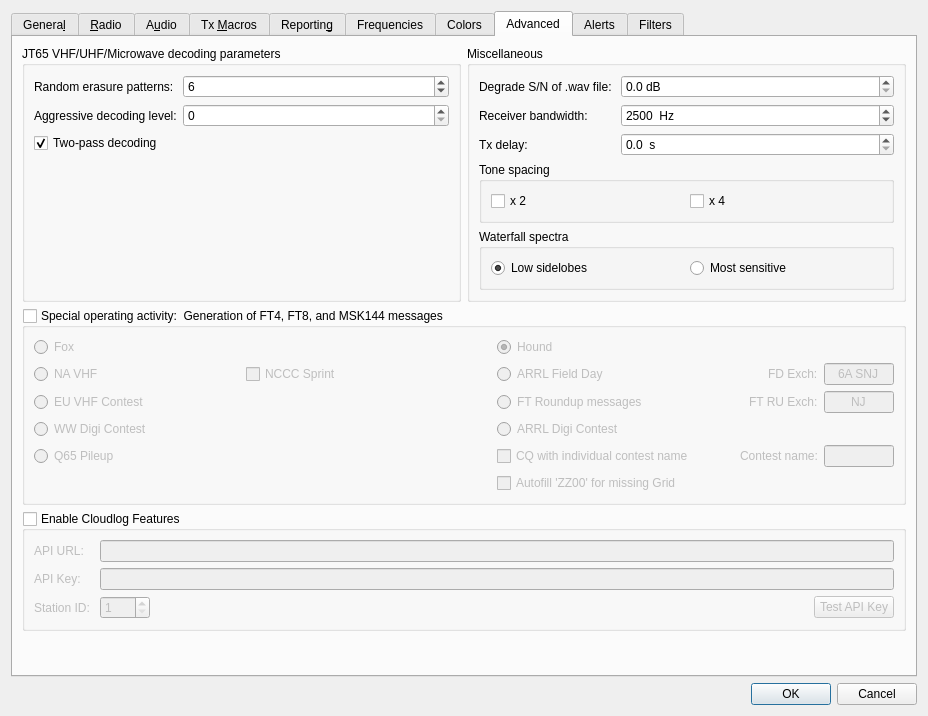
Old version of the form Configuration.ui in the repository uaro-radio/wsjtx.
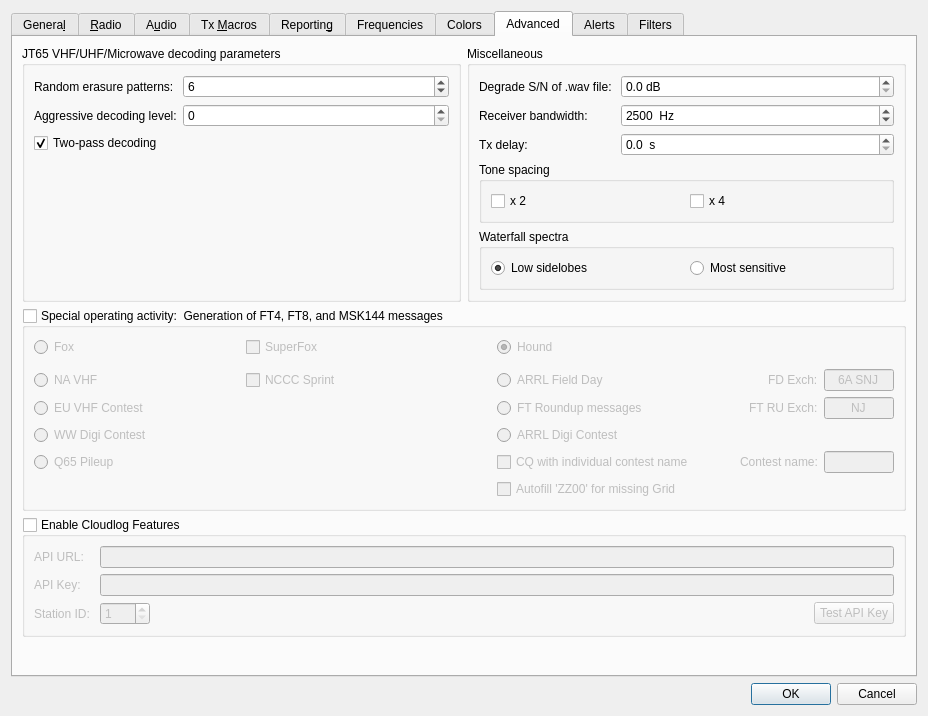
New version of the form. The open tabs and pages were chosen to show the change. Custom widgets are drawn as their Qt base class.

Commit message: New QPC SuperFox/Hound protocol basically operational (including OTP keys).

Diff of the .ui file:
```diff
--- a/Configuration.ui
+++ b/Configuration.ui
@@ -3033,20 +3033,7 @@
           <bool>false</bool>
          </property>
          <layout class="QGridLayout" name="gridLayout_15" columnstretch="1,0,0,0,0,0">
-          <item row="3" column="5">
-           <widget class="QRadioButton" name="rbARRL_Digi">
-            <property name="toolTip">
-             <string>&lt;html&gt;&lt;head/&gt;&lt;body&gt;&lt;p&gt;ARRL International Digital Contest&lt;/p&gt;&lt;/body&gt;&lt;/html&gt;</string>
-            </property>
-            <property name="text">
-             <string>ARRL Digi Contest</string>
-            </property>
-            <attribute name="buttonGroup">
-             <string notr="true">special_op_activity_button_group</string>
-            </attribute>
-           </widget>
-          </item>
-          <item row="1" column="0" colspan="2">
+          <item row="2" column="0" colspan="2">
            <layout class="QHBoxLayout" name="horizontalLayout_15">
             <item>
              <widget class="QRadioButton" name="rbNA_VHF_Contest">
@@ -3082,7 +3069,109 @@
             </item>
            </layout>
           </item>
-          <item row="2" column="5">
+          <item row="5" column="0">
+           <widget class="QRadioButton" name="rbQ65pileup">
+            <property name="minimumSize">
+             <size>
+              <width>0</width>
+              <height>18</height>
+             </size>
+            </property>
+            <property name="toolTip">
+             <string>&lt;html&gt;&lt;head/&gt;&lt;body&gt;&lt;p&gt;Exchange 4-character locator instead of signal report.  Provides q3-level sensitivities for the DX operator.  Especially useful for 6m EME DXpeditions.&lt;/p&gt;&lt;/body&gt;&lt;/html&gt;</string>
+            </property>
+            <property name="text">
+             <string>Q65 Pileup</string>
+            </property>
+            <attribute name="buttonGroup">
+             <string notr="true">special_op_activity_button_group</string>
+            </attribute>
+           </widget>
+          </item>
+          <item row="5" column="5">
+           <layout class="QHBoxLayout" name="horizontalLayout_24">
+            <item>
+             <widget class="QCheckBox" name="cbContestName">
+              <property name="toolTip">
+               <string>&lt;html&gt;&lt;head/&gt;&lt;body&gt;&lt;p&gt;Call CQ with an individual contest name instead of TEST, RU, or WW (for example CQ PACC).&lt;/p&gt;&lt;/body&gt;&lt;/html&gt;
+</string>
+              </property>
+              <property name="text">
+               <string>CQ with individual contest name</string>
+              </property>
+             </widget>
+            </item>
+            <item>
+             <spacer name="horizontalSpacer_12">
+              <property name="orientation">
+               <enum>Qt::Horizontal</enum>
+              </property>
+              <property name="sizeHint" stdset="0">
+               <size>
+                <width>40</width>
+                <height>20</height>
+               </size>
+              </property>
+             </spacer>
+            </item>
+            <item>
+             <layout class="QHBoxLayout" name="horizontalLayout_25">
+              <item>
+               <widget class="QLabel" name="labCN">
+                <property name="text">
+                 <string>Contest name:</string>
+                </property>
+               </widget>
+              </item>
+              <item>
+               <widget class="QLineEdit" name="Contest_Name">
+                <property name="maximumSize">
+                 <size>
+                  <width>70</width>
+                  <height>16777215</height>
+                 </size>
+                </property>
+                <property name="text">
+                 <string/>
+                </property>
+                <property name="maxLength">
+                 <number>4</number>
+                </property>
+                <property name="cursorPosition">
+                 <number>0</number>
+                </property>
+                <property name="alignment">
+                 <set>Qt::AlignCenter</set>
+                </property>
+               </widget>
+              </item>
+             </layout>
+            </item>
+           </layout>
+          </item>
+          <item row="4" column="0">
+           <widget class="QRadioButton" name="rbWW_DIGI">
+            <property name="minimumSize">
+             <size>
+              <width>0</width>
+              <height>18</height>
+             </size>
+            </property>
+            <property name="toolTip">
+             <string>&lt;html&gt;&lt;head/&gt;&lt;body&gt;&lt;p&gt;World-Wide Digi-mode contest&lt;/p&gt;&lt;p&gt;&lt;br/&gt;&lt;/p&gt;&lt;/body&gt;&lt;/html&gt;</string>
+            </property>
+            <property name="accessibleName">
+             <string>WW Digital Contest</string>
+            </property>
+            <property name="text">
+             <string>WW Digi Contest</string>
+            </property>
+            <attribute name="buttonGroup">
+             <string notr="true">special_op_activity_button_group</string>
+            </attribute>
+           </widget>
+          </item>
+          <item row="3" column="5">
            <layout class="QHBoxLayout" name="horizontalLayout_18" stretch="2,1,1">
             <item>
              <widget class="QRadioButton" name="rbRTTY_Roundup">
@@ -3151,13 +3240,26 @@
             </item>
            </layout>
           </item>
+          <item row="4" column="5">
+           <widget class="QRadioButton" name="rbARRL_Digi">
+            <property name="toolTip">
+             <string>&lt;html&gt;&lt;head/&gt;&lt;body&gt;&lt;p&gt;ARRL International Digital Contest&lt;/p&gt;&lt;/body&gt;&lt;/html&gt;</string>
+            </property>
+            <property name="text">
+             <string>ARRL Digi Contest</string>
+            </property>
+            <attribute name="buttonGroup">
+             <string notr="true">special_op_activity_button_group</string>
+            </attribute>
+           </widget>
+          </item>
           <item row="3" column="0">
-           <widget class="QRadioButton" name="rbWW_DIGI">
-            <property name="minimumSize">
-             <size>
-              <width>0</width>
-              <height>18</height>
-             </size>
+           <widget class="QRadioButton" name="rbEU_VHF_Contest">
+            <property name="sizePolicy">
+             <sizepolicy hsizetype="Minimum" vsizetype="Preferred">
+              <horstretch>0</horstretch>
+              <verstretch>0</verstretch>
+             </sizepolicy>
             </property>
             <property name="toolTip">
              <string>&lt;html&gt;&lt;head/&gt;&lt;body&gt;&lt;p&gt;World-Wide Digi-mode contest&lt;/p&gt;&lt;p&gt;&lt;br/&gt;&lt;/p&gt;&lt;/body&gt;&lt;/html&gt;</string>
@@ -3166,14 +3268,24 @@
              <string>WW Digital Contest</string>
             </property>
             <property name="text">
-             <string>WW Digi Contest</string>
+             <string>EU VHF Contest</string>
             </property>
             <attribute name="buttonGroup">
              <string notr="true">special_op_activity_button_group</string>
             </attribute>
            </widget>
           </item>
-          <item row="1" column="5">
+          <item row="6" column="5">
+           <widget class="QCheckBox" name="cbZZ00">
+            <property name="toolTip">
+             <string>&lt;html&gt;&lt;head/&gt;&lt;body&gt;&lt;p&gt;Autofill 'ZZ00' in the logbook if the other station doesn't send you a grid.&lt;/p&gt;&lt;/body&gt;&lt;/html&gt;</string>
+            </property>
+            <property name="text">
+             <string>Autofill 'ZZ00' for missing Grid</string>
+            </property>
+           </widget>
+          </item>
+          <item row="2" column="5">
            <layout class="QHBoxLayout" name="horizontalLayout_17" stretch="2,1,1">
             <item>
              <widget class="QRadioButton" name="rbField_Day">
@@ -3242,90 +3354,7 @@
             </item>
            </layout>
           </item>
-          <item row="2" column="0">
-           <widget class="QRadioButton" name="rbEU_VHF_Contest">
-            <property name="sizePolicy">
-             <sizepolicy hsizetype="Minimum" vsizetype="Preferred">
-              <horstretch>0</horstretch>
-              <verstretch>0</verstretch>
-             </sizepolicy>
-            </property>
-            <property name="toolTip">
-             <string>&lt;html&gt;&lt;head/&gt;&lt;body&gt;&lt;p&gt;European VHF+ contests requiring a signal report, serial number, and 6-character locator.&lt;/p&gt;&lt;/body&gt;&lt;/html&gt;</string>
-            </property>
-            <property name="accessibleName">
-             <string>EU VHF Contest</string>
-            </property>
-            <property name="text">
-             <string>EU VHF Contest</string>
-            </property>
-            <attribute name="buttonGroup">
-             <string notr="true">special_op_activity_button_group</string>
-            </attribute>
-           </widget>
-          </item>
-          <item row="4" column="5">
-           <layout class="QHBoxLayout" name="horizontalLayout_24">
-            <item>
-             <widget class="QCheckBox" name="cbContestName">
-              <property name="toolTip">
-               <string>&lt;html&gt;&lt;head/&gt;&lt;body&gt;&lt;p&gt;Call CQ with an individual contest name instead of TEST, RU, or WW (for example CQ PACC).&lt;/p&gt;&lt;/body&gt;&lt;/html&gt;
-</string>
-              </property>
-              <property name="text">
-               <string>CQ with individual contest name</string>
-              </property>
-             </widget>
-            </item>
-            <item>
-             <spacer name="horizontalSpacer_12">
-              <property name="orientation">
-               <enum>Qt::Horizontal</enum>
-              </property>
-              <property name="sizeHint" stdset="0">
-               <size>
-                <width>40</width>
-                <height>20</height>
-               </size>
-              </property>
-             </spacer>
-            </item>
-            <item>
-             <layout class="QHBoxLayout" name="horizontalLayout_25">
-              <item>
-               <widget class="QLabel" name="labCN">
-                <property name="text">
-                 <string>Contest name:</string>
-                </property>
-               </widget>
-              </item>
-              <item>
-               <widget class="QLineEdit" name="Contest_Name">
-                <property name="maximumSize">
-                 <size>
-                  <width>70</width>
-                  <height>16777215</height>
-                 </size>
-                </property>
-                <property name="text">
-                 <string/>
-                </property>
-                <property name="maxLength">
-                 <number>4</number>
-                </property>
-                <property name="cursorPosition">
-                 <number>0</number>
-                </property>
-                <property name="alignment">
-                 <set>Qt::AlignCenter</set>
-                </property>
-               </widget>
-              </item>
-             </layout>
-            </item>
-           </layout>
-          </item>
-          <item row="0" column="3" rowspan="3">
+          <item row="0" column="3" rowspan="4">
            <spacer name="horizontalSpacer_11">
             <property name="orientation">
              <enum>Qt::Horizontal</enum>
@@ -3357,53 +3386,35 @@
             </attribute>
            </widget>
           </item>
-          <item row="4" column="0">
-           <widget class="QRadioButton" name="rbQ65pileup">
-            <property name="minimumSize">
-             <size>
-              <width>0</width>
-              <height>18</height>
-             </size>
-            </property>
-            <property name="toolTip">
-             <string>&lt;html&gt;&lt;head/&gt;&lt;body&gt;&lt;p&gt;Exchange 4-character locator instead of signal report.  Provides q3-level sensitivities for the DX operator.  Especially useful for 6m EME DXpeditions.&lt;/p&gt;&lt;/body&gt;&lt;/html&gt;</string>
-            </property>
-            <property name="text">
-             <string>Q65 Pileup</string>
-            </property>
-            <attribute name="buttonGroup">
-             <string notr="true">special_op_activity_button_group</string>
-            </attribute>
-           </widget>
-          </item>
-          <item row="0" column="0">
-           <widget class="QRadioButton" name="rbFox">
-            <property name="toolTip">
-             <string>&lt;html&gt;&lt;head/&gt;&lt;body&gt;&lt;p&gt;FT8 DXpedition mode:  Fox (DXpedition) operator.&lt;/p&gt;&lt;/body&gt;&lt;/html&gt;</string>
-            </property>
-            <property name="accessibleName">
-             <string>Fox</string>
-            </property>
-            <property name="text">
-             <string>Fox</string>
-            </property>
-            <property name="checked">
-             <bool>false</bool>
-            </property>
-            <attribute name="buttonGroup">
-             <string notr="true">special_op_activity_button_group</string>
-            </attribute>
-           </widget>
-          </item>
-          <item row="5" column="5">
-           <widget class="QCheckBox" name="cbZZ00">
-            <property name="toolTip">
-             <string>&lt;html&gt;&lt;head/&gt;&lt;body&gt;&lt;p&gt;Autofill 'ZZ00' in the logbook if the other station doesn't send you a grid.&lt;/p&gt;&lt;/body&gt;&lt;/html&gt;</string>
-            </property>
-            <property name="text">
-             <string>Autofill 'ZZ00' for missing Grid</string>
-            </property>
-           </widget>
+          <item row="0" column="0" colspan="2">
+           <layout class="QHBoxLayout" name="foxLayout_23">
+            <item>
+             <widget class="QRadioButton" name="rbFox">
+              <property name="toolTip">
+               <string>&lt;html&gt;&lt;head/&gt;&lt;body&gt;&lt;p&gt;FT8 DXpedition mode:  Fox (DXpedition) operator.&lt;/p&gt;&lt;/body&gt;&lt;/html&gt;</string>
+              </property>
+              <property name="accessibleName">
+               <string>Fox</string>
+              </property>
+              <property name="text">
+               <string>Fox</string>
+              </property>
+              <property name="checked">
+               <bool>false</bool>
+              </property>
+              <attribute name="buttonGroup">
+               <string notr="true">special_op_activity_button_group</string>
+              </attribute>
+             </widget>
+            </item>
+            <item>
+             <widget class="QCheckBox" name="cbSuperFox">
+              <property name="text">
+               <string>SuperFox</string>
+              </property>
+             </widget>
+            </item>
+           </layout>
           </item>
          </layout>
         </widget>
```
Left out of the diff: 166 changed lines with no effect on the pictures. The commit also changes 26 other files.
